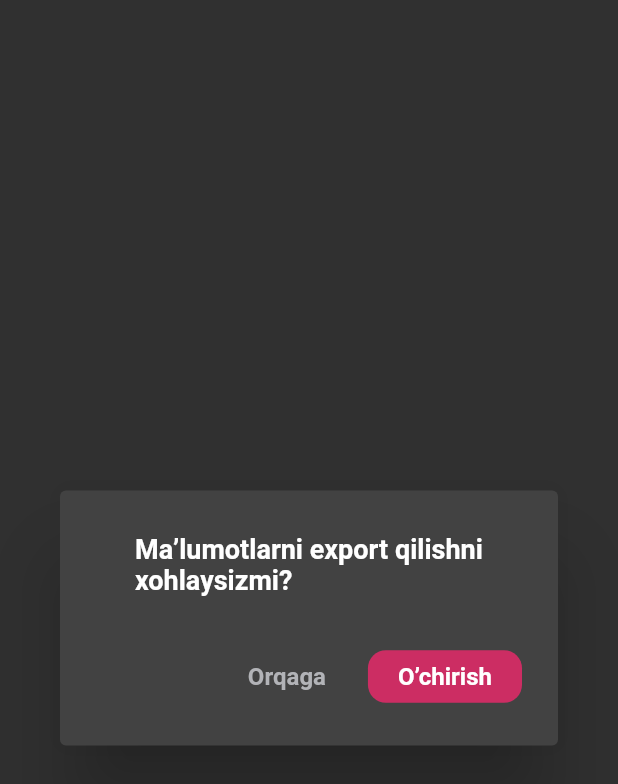
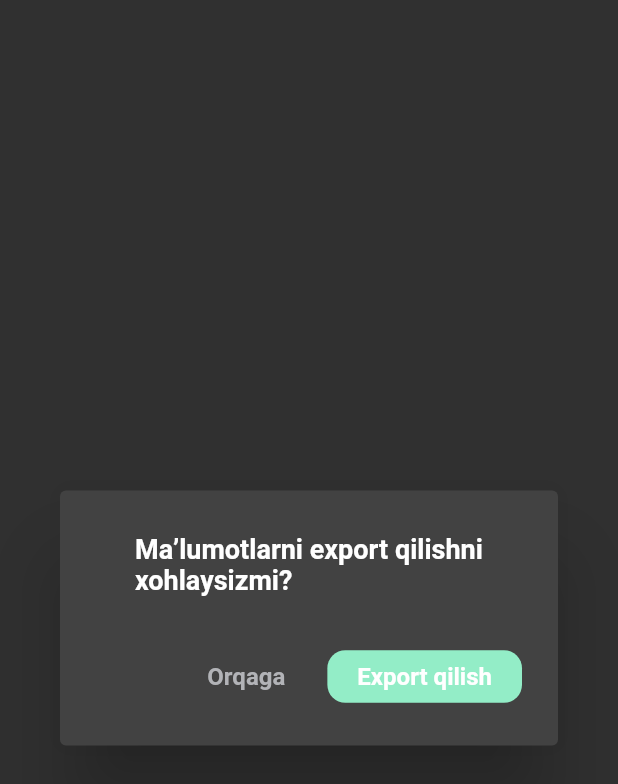
Before and after one commit to iskandarfazliddinov/toolpor_expense, a Flutter app: the WDialog widget shown alone on an empty page, opened directly, on a phone screen of 412 x 824 dp. Shown: the top 784 px of the screen. Run offline on Flutter 3.47's test engine with Material 2 defaults, Android fonts, the phone set to English and light mode, and no system bars; our stand-ins replace flutter_slidable, flutter_svg; missing offline and left inert: dart:ffi.

```diff
--- a/lib/presentation/screens/edit_item/edit_item.dart
+++ b/lib/presentation/screens/edit_item/edit_item.dart
@@ -23,7 +23,8 @@ class _EditItemState extends State<EditItem> {
   Widget build(BuildContext context) {
     return Scaffold(
       backgroundColor: AppColors.backgroundColor,
-      body: Padding(
+      body: SingleChildScrollView(
+        child: Padding(
           padding: const EdgeInsets.all(20.0),
           child: SafeArea(
             child: Column(
@@ -59,6 +60,7 @@ class _EditItemState extends State<EditItem> {
             ),
           ),
         ),
+      ),
     );
   }
   _getAppBar() => Row(
--- a/lib/presentation/widgets/w_dialog.dart
+++ b/lib/presentation/widgets/w_dialog.dart
@@ -4,8 +4,10 @@ import '../resources/app_styles.dart';
 
 class WDialog extends StatelessWidget {
   final String text;
+  final String dialogText;
+  final Color dColor;
 
-  const WDialog({required this.text,super.key});
+  const WDialog({required this.text,required this.dialogText,required this.dColor,super.key});
 
   @override
   Widget build(BuildContext context) {
@@ -48,14 +50,14 @@ class WDialog extends StatelessWidget {
                   },
                   child: Container(
                     decoration: BoxDecoration(
-                      color: const Color(0xFFCC2D63),
+                      color: dColor,
                       borderRadius: BorderRadius.circular(12),
                     ),
                     child: Padding(
                       padding: const EdgeInsets.symmetric(
                           vertical: 8.0, horizontal: 20.0),
                       child: Text(
-                        "O’chirish",
+                        dialogText,
                         style: AppStyles.getItems(),
                       ),
                     ),
--- a/lib/presentation/widgets/w_items.dart
+++ b/lib/presentation/widgets/w_items.dart
@@ -27,7 +27,7 @@ class WItems extends StatelessWidget {
               showDialog(
                 context: context,
                 builder: (BuildContext contexts) {
-                  return const WDialog(text: 'Haqiqatan ham bu elementni\no’chirib tashlamoqchimisiz?',);
+                  return  const WDialog(text: 'Haqiqatan ham bu elementni\no’chirib tashlamoqchimisiz?', dialogText: 'O’chirish', dColor: Color(0xFFCC2D63),);
                 },
               );
             },
```
Also changed, not shown: lib/presentation/screens/income_screen/income_screen.dart (+11 -7 lines), lib/presentation/widgets/w_dataPicer.dart (added, +22 -0 lines). Lines whose indentation alone changed are shown as unchanged.
